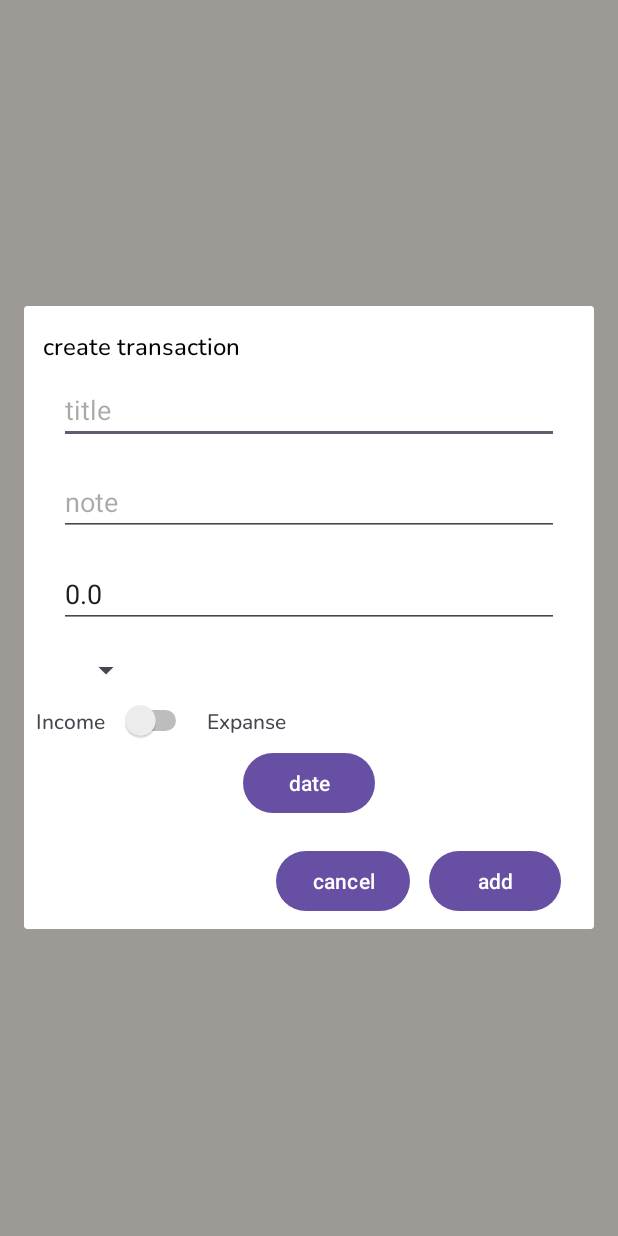
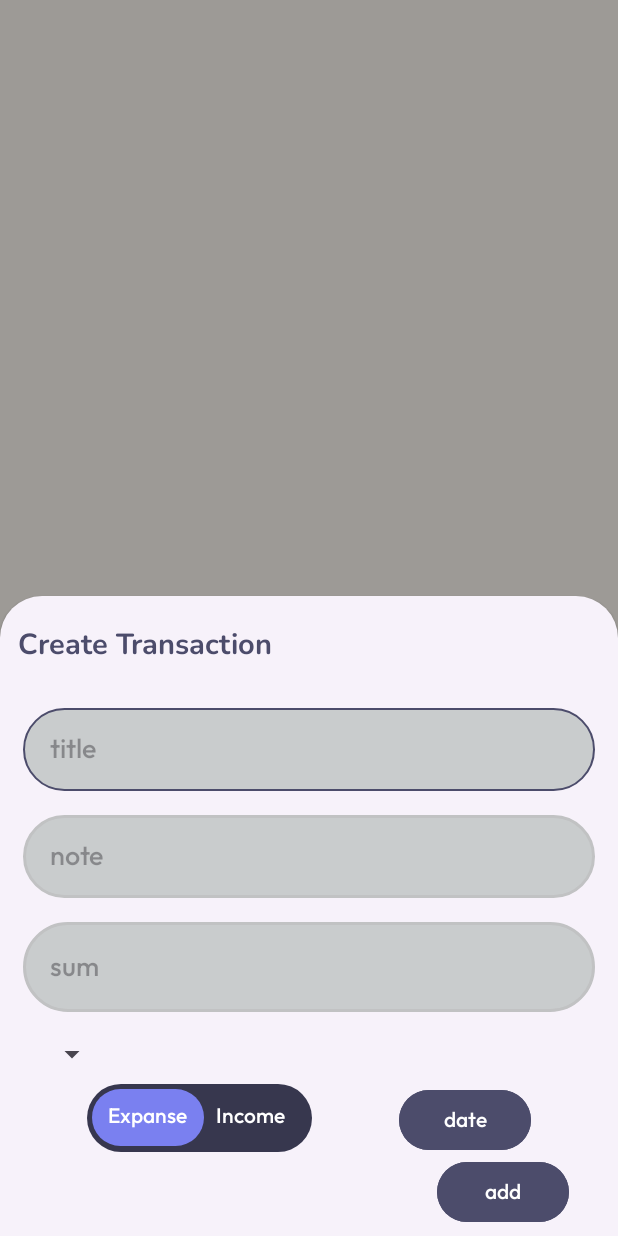
Before and after one commit to Ch-Tima/WalletTracker, an Android app: the fragment AddTransactionDialogFragment placed in its activity, on a phone screen of 412 x 824 dp. Run offline under Robolectric (Android 15) with nearby library versions, the light colour scheme and no system bars; our stand-ins replace RxJava; libraries missing offline, so code that uses them is left out: autodispose2.androidx.lifecycle; 4 statements that could not run were skipped.

Commit message:
refresh-dialog-adding

```diff
--- a/WalletTracker/app/src/main/java/com/chtima/wallettracker/components/Swicher.java
+++ b/WalletTracker/app/src/main/java/com/chtima/wallettracker/components/Swicher.java
@@ -108,7 +108,7 @@ public class Swicher extends ViewGroup {
         addView(thumb);
 
         income = new TextView(getContext());
-        income.setTypeface(context.getResources().getFont(R.font.nunito_medium));
+        income.setTypeface(context.getResources().getFont(R.font.outfit_medium));
         income.setText(R.string.expanse);
         income.setTextColor(getResources().getColor(R.color.white, null));
         income.setGravity(Gravity.CENTER);
@@ -116,7 +116,7 @@ public class Swicher extends ViewGroup {
 
         expanse = new TextView(getContext());
         expanse.setText(R.string.income);
-        expanse.setTypeface(context.getResources().getFont(R.font.nunito_medium));
+        expanse.setTypeface(context.getResources().getFont(R.font.outfit_medium));
         expanse.setTextColor(getResources().getColor(R.color.white, null));
         expanse.setGravity(Gravity.CENTER);
         addView(expanse);
@@ -158,6 +158,10 @@ public class Swicher extends ViewGroup {
         listener.onChangedSelection(isChecked ? TransactionType.INCOME : TransactionType.EXPENSE);
     }
 
+    public boolean isChecked(){
+        return isChecked;
+    }
+
     public interface SwicherListener{
         void onChangedSelection(TransactionType transactionType);
     }
--- a/WalletTracker/app/src/main/java/com/chtima/wallettracker/fragments/AddTransactionDialogFragment.java
+++ b/WalletTracker/app/src/main/java/com/chtima/wallettracker/fragments/AddTransactionDialogFragment.java
@@ -1,11 +1,16 @@
 package com.chtima.wallettracker.fragments;
 
 import android.app.DatePickerDialog;
+import android.content.DialogInterface;
+import android.graphics.Color;
+import android.graphics.drawable.ColorDrawable;
 import android.os.Bundle;
 
 import androidx.fragment.app.DialogFragment;
 import androidx.lifecycle.ViewModelProvider;
 
+import android.view.Gravity;
+import android.view.KeyEvent;
 import android.view.LayoutInflater;
 import android.view.View;
 import android.view.ViewGroup;
@@ -20,11 +25,13 @@ import android.widget.Toast;
 
 import com.chtima.wallettracker.R;
 import com.chtima.wallettracker.adapters.CategorySpinnerAdapter;
+import com.chtima.wallettracker.components.Swicher;
 import com.chtima.wallettracker.models.Category;
 import com.chtima.wallettracker.models.DialogObserver;
 import com.chtima.wallettracker.models.Transaction;
 import com.chtima.wallettracker.models.TransactionType;
 import com.chtima.wallettracker.vm.CategoryViewModel;
+import com.google.android.material.bottomsheet.BottomSheetDialogFragment;
 
 import java.util.ArrayList;
 import java.util.Calendar;
@@ -33,7 +40,7 @@ import java.util.List;
 
 import io.reactivex.rxjava3.disposables.CompositeDisposable;
 
-public class AddTransactionDialogFragment extends DialogFragment {
+public class AddTransactionDialogFragment extends BottomSheetDialogFragment {
 
     private final CompositeDisposable disposable = new CompositeDisposable();
     private final List<Category> categories = new ArrayList<>();
@@ -45,7 +52,7 @@ public class AddTransactionDialogFragment extends DialogFragment {
     private EditText title;
     private EditText note;
     private EditText sum;
-    private Switch type;
+    private Swicher type;
     private Spinner spinnerCategories;
     private DatePickerDialog datePickerDialog;
     private Date dateFromPicker;
@@ -69,11 +76,12 @@ public class AddTransactionDialogFragment extends DialogFragment {
         // Inflate the layout for this fragment
         View view = inflater.inflate(R.layout.fragment_add_transaction_dialog, container, false);
 
-        (view.findViewById(R.id.cancel_button)).setOnClickListener(l -> {
+        getDialog().setOnCancelListener(dialog -> {
             if (dialogObserver != null)
                 dialogObserver.onCancel();
             dismiss();
         });
+
         (view.findViewById(R.id.add_button)).setOnClickListener(l -> {
             if (dialogObserver == null)
                 return;
--- a/WalletTracker/app/src/main/java/com/chtima/wallettracker/fragments/HomeFragment.java
+++ b/WalletTracker/app/src/main/java/com/chtima/wallettracker/fragments/HomeFragment.java
@@ -2,6 +2,7 @@ package com.chtima.wallettracker.fragments;
 
 import android.os.Bundle;
 
+import androidx.appcompat.app.AlertDialog;
 import androidx.fragment.app.Fragment;
 import androidx.lifecycle.ViewModelProvider;
 import androidx.recyclerview.widget.RecyclerView;
@@ -95,6 +96,7 @@ public class HomeFragment extends Fragment {
 
         //ui
         ((ImageButton)view.findViewById(R.id.btn_add)).setOnClickListener(x -> {
+
             addTransactionDialogFragment = AddTransactionDialogFragment.newInstance();
             addTransactionDialogFragment.setSubscribe(new DialogObserver<Transaction>() {
                 @Override
--- /dev/null
+++ b/WalletTracker/app/src/main/res/drawable/custom_input.xml
@@ -0,0 +1,20 @@
+<?xml version="1.0" encoding="utf-8"?>
+<selector xmlns:android="http://schemas.android.com/apk/res/android">
+
+    <item android:state_enabled="true" android:state_focused="true">
+        <shape android:shape="rectangle">
+            <solid android:color="#C9CCCD"/>
+            <corners android:radius="1000dp"/>
+            <stroke android:color="@color/dark_midnight_blue_35" android:width="1dp"/>
+        </shape>
+    </item>
+
+    <item android:state_enabled="true">
+        <shape android:shape="rectangle">
+            <solid android:color="#C9CCCD"/>
+            <corners android:radius="1000dp"/>
+            <stroke android:color="#C1C2C3" android:width="2dp"/>
+        </shape>
+    </item>
+
+</selector>
--- a/WalletTracker/app/src/main/res/drawable/dark_round_layout.xml
+++ b/WalletTracker/app/src/main/res/drawable/dark_round_layout.xml
@@ -2,5 +2,6 @@
 <shape xmlns:android="http://schemas.android.com/apk/res/android"
     android:shape="rectangle">
     <corners android:radius="10dp"/>
-    <solid android:color="@color/silver_sand"/>
+<!--    <solid android:color="@color/silver_sand"/>-->
+    <solid android:color="@color/peach"/>
 </shape>
--- /dev/null
+++ b/WalletTracker/app/src/main/res/drawable/dialog_background.xml
@@ -0,0 +1,5 @@
+<?xml version="1.0" encoding="utf-8"?>
+<shape xmlns:android="http://schemas.android.com/apk/res/android">
+    <solid android:color="@color/light_ashen"/>
+    <corners android:radius="160dp"/>
+</shape>
--- a/WalletTracker/app/src/main/res/layout/fragment_add_transaction_dialog.xml
+++ b/WalletTracker/app/src/main/res/layout/fragment_add_transaction_dialog.xml
@@ -5,7 +5,6 @@
     android:layout_width="match_parent"
     android:layout_height="match_parent"
     android:layout_gravity="center"
-    android:padding="8dp"
     tools:context=".fragments.AddTransactionDialogFragment">
 
 
@@ -18,21 +17,23 @@
             android:layout_width="wrap_content"
             android:layout_height="wrap_content"
             android:text="@string/create_transaction"
-            android:textColor="@android:color/black"
-            android:textSize="16sp"
+            android:textColor="@color/dark_midnight_blue_35"
+            android:fontFamily="@font/nunito_bold"
+            android:textSize="19sp"
             app:layout_constraintBottom_toBottomOf="parent"
             app:layout_constraintEnd_toEndOf="parent"
-            app:layout_constraintHorizontal_bias="0.02"
+            app:layout_constraintHorizontal_bias="0.05"
             app:layout_constraintStart_toStartOf="parent"
             app:layout_constraintTop_toTopOf="parent"
-            app:layout_constraintVertical_bias="0.02" />
+            app:layout_constraintVertical_bias="0.045" />
 
         <androidx.constraintlayout.widget.ConstraintLayout
             android:id="@+id/panel_inputs"
             android:layout_width="match_parent"
             android:layout_height="wrap_content"
-            app:layout_constraintBottom_toTopOf="@+id/type_transaction_layout"
-            app:layout_constraintTop_toBottomOf="@id/title">
+            app:layout_constraintBottom_toTopOf="@id/panel_buttons"
+            app:layout_constraintTop_toBottomOf="@id/title"
+            app:layout_constraintVertical_bias="0.3">
 
             <EditText
                 android:id="@+id/title_transaction"
@@ -42,6 +43,7 @@
                 android:layout_marginVertical="8dp"
                 android:hint="@string/title"
                 app:layout_constraintBottom_toTopOf="@id/note_transaction"
+                app:layout_constraintHorizontal_bias="0.551"
                 app:layout_constraintLeft_toLeftOf="parent"
                 app:layout_constraintRight_toRightOf="parent"
                 app:layout_constraintTop_toTopOf="parent" />
@@ -61,17 +63,15 @@
             <EditText
                 android:id="@+id/sum_transaction"
                 android:layout_width="match_parent"
-                android:layout_height="wrap_content"
+                android:layout_height="60dp"
                 android:layout_marginHorizontal="15dp"
                 android:layout_marginVertical="8dp"
-                android:text="0.0"
                 android:hint="@string/sum"
                 android:inputType="numberDecimal"
                 app:layout_constraintBottom_toTopOf="@id/category_transaction"
                 app:layout_constraintLeft_toLeftOf="parent"
                 app:layout_constraintRight_toRightOf="parent"
-                app:layout_constraintTop_toBottomOf="@id/note_transaction"
-                tools:ignore="HardcodedText" />
+                app:layout_constraintTop_toBottomOf="@id/note_transaction" />
 
             <Spinner
                 android:id="@+id/category_transaction"
@@ -87,75 +87,49 @@
 
         </androidx.constraintlayout.widget.ConstraintLayout>
 
-        <LinearLayout
-            android:id="@+id/type_transaction_layout"
-            android:layout_width="wrap_content"
-            android:layout_height="wrap_content"
-            android:orientation="horizontal"
-            app:layout_constraintBottom_toTopOf="@id/datetime_picker"
-            app:layout_constraintLeft_toLeftOf="parent"
-            app:layout_constraintTop_toBottomOf="@id/panel_inputs">
-
-            <TextView
-                android:layout_width="wrap_content"
-                android:layout_height="wrap_content"
-                android:text="@string/income" />
-
-            <Switch
-                android:id="@+id/type_transaction"
-                android:layout_width="wrap_content"
-                android:layout_height="wrap_content"
-                android:layout_marginHorizontal="10dp"
-                tools:ignore="UseSwitchCompatOrMaterialXml" />
-
-            <TextView
-                android:layout_width="wrap_content"
-                android:layout_height="wrap_content"
-                android:text="@string/expanse" />
-        </LinearLayout>
-
         <androidx.constraintlayout.widget.ConstraintLayout
-            android:id="@+id/datetime_picker"
             android:layout_width="match_parent"
             android:layout_height="wrap_content"
-            android:paddingVertical="4dp"
-            app:layout_constraintBottom_toTopOf="@id/panel_buttons"
-            app:layout_constraintTop_toBottomOf="@id/type_transaction_layout"
-            tools:layout_editor_absoluteX="0dp">
+            app:layout_constraintLeft_toLeftOf="parent"
+            app:layout_constraintTop_toBottomOf="@id/panel_inputs"
+            app:layout_constraintBottom_toTopOf="@id/panel_buttons">
+
+            <com.chtima.wallettracker.components.Swicher
+                android:id="@+id/type_transaction"
+                android:layout_width="150dp"
+                android:layout_height="45dp"
+                app:layout_constraintLeft_toLeftOf="parent"
+                app:layout_constraintTop_toTopOf="parent"
+                app:layout_constraintRight_toLeftOf="@id/date_picker_transaction"/>
+
 
             <Button
                 android:id="@+id/date_picker_transaction"
                 android:layout_width="wrap_content"
                 android:layout_height="wrap_content"
                 android:text="@string/date"
-                app:layout_constraintLeft_toLeftOf="parent"
-                app:layout_constraintRight_toRightOf="parent"
-                app:layout_constraintTop_toTopOf="parent" />
+                app:layout_constraintLeft_toRightOf="@id/type_transaction"
+                app:layout_constraintTop_toTopOf="parent"
+                app:layout_constraintRight_toRightOf="parent"/>
+
         </androidx.constraintlayout.widget.ConstraintLayout>
+
 
         <androidx.constraintlayout.widget.ConstraintLayout
             android:id="@+id/panel_buttons"
             android:layout_width="match_parent"
             android:layout_height="wrap_content"
-            android:paddingTop="13dp"
-            app:layout_constraintBottom_toBottomOf="parent">
-
-            <Button
-                android:id="@+id/cancel_button"
-                android:layout_width="wrap_content"
-                android:layout_height="wrap_content"
-                android:text="@string/cancel"
-                app:layout_constraintHorizontal_bias="0.925"
-                app:layout_constraintLeft_toLeftOf="parent"
-                app:layout_constraintRight_toLeftOf="@id/add_button"
-                app:layout_constraintTop_toTopOf="parent" />
+            app:layout_constraintBottom_toBottomOf="parent"
+            app:layout_constraintTop_toTopOf="parent"
+            app:layout_constraintVertical_bias="0.985">
 
             <Button
                 android:id="@+id/add_button"
                 android:layout_width="wrap_content"
                 android:layout_height="wrap_content"
                 android:text="@string/add"
-                app:layout_constraintHorizontal_bias="0.95"
+                app:layout_constraintBottom_toBottomOf="parent"
+                app:layout_constraintHorizontal_bias="0.9"
                 app:layout_constraintLeft_toLeftOf="parent"
                 app:layout_constraintRight_toRightOf="parent"
                 app:layout_constraintTop_toTopOf="parent" />
--- a/WalletTracker/app/src/main/res/layout/fragment_home.xml
+++ b/WalletTracker/app/src/main/res/layout/fragment_home.xml
@@ -46,7 +46,6 @@
 
             <Button
                 android:id="@+id/balance_btn"
-                style="@style/AppButton"
                 android:layout_width="wrap_content"
                 android:layout_height="wrap_content"
                 android:minWidth="100dp"
--- a/WalletTracker/app/src/main/res/values-night/themes.xml
+++ b/WalletTracker/app/src/main/res/values-night/themes.xml
@@ -4,16 +4,11 @@
         <!-- Customize your light theme here. -->
         <item name="android:statusBarColor">@color/dark_midnight_blue</item>
         <item name="android:windowBackground">@color/light_ashen</item>
+
         <item name="android:textViewStyle">@style/AppTextView</item>
-    </style>
+        <item name="editTextStyle">@style/AppEditText</item>
+        <item name="buttonStyle">@style/AppButton</item>
 
-    <style name="AppButton" parent="Widget.Material3.Button">
-        <item name="android:backgroundTint">@color/dark_midnight_blue_35</item>
-        <item name="android:fontFamily">@font/outfit_medium</item>
-    </style>
-
-    <style name="AppTextView" parent="Widget.AppCompat.TextView">
-        <item name="android:fontFamily">@font/nunito_medium</item>
     </style>
 
     <style name="Theme.WalletTracker" parent="Base.Theme.WalletTracker"/>
--- a/WalletTracker/app/src/main/res/values/strings.xml
+++ b/WalletTracker/app/src/main/res/values/strings.xml
@@ -11,7 +11,7 @@
     <string name="time">time</string>
     <string name="add">add</string>
     <string name="cancel">cancel</string>
-    <string name="create_transaction">create transaction</string>
+    <string name="create_transaction">Create Transaction</string>
     <string name="categories">categories</string>
     <string name="please_select_a_category">Please select a category</string>
     <string name="plus_number">+25624.98$</string>
--- /dev/null
+++ b/WalletTracker/app/src/main/res/values/styles.xml
@@ -0,0 +1,25 @@
+<?xml version="1.0" encoding="utf-8"?>
+<resources>
+
+    <style name="AppTextView" parent="Widget.AppCompat.TextView">
+        <item name="android:fontFamily">@font/nunito_medium</item>
+    </style>
+
+    <style name="AppEditText" parent="Widget.AppCompat.EditText">
+        <item name="android:background">@drawable/custom_input</item>
+        <item name="android:paddingLeft">18dp</item>
+        <item name="android:height">55dp</item>
+        <item name="fontFamily">@font/outfit_medium</item>
+    </style>
+
+    <style name="AppButton" parent="Widget.Material3.Button">
+        <item name="android:backgroundTint">@color/dark_midnight_blue_35</item>
+        <item name="android:fontFamily">@font/outfit_medium</item>
+    </style>
+
+    <style name="AppBottomSheetDialog" parent="ThemeOverlay.Material3.BottomSheetDialog">
+        <item name="materialButtonStyle">@style/AppButton</item>
+        <item name="buttonStyle">@style/AppButton</item>
+    </style>
+
+</resources>
--- a/WalletTracker/app/src/main/res/values/themes.xml
+++ b/WalletTracker/app/src/main/res/values/themes.xml
@@ -4,16 +4,12 @@
         <!-- Customize your light theme here. -->
         <item name="android:statusBarColor">@color/dark_midnight_blue</item>
         <item name="android:windowBackground">@color/light_ashen</item>
+
         <item name="android:textViewStyle">@style/AppTextView</item>
-    </style>
+        <item name="editTextStyle">@style/AppEditText</item>
+        <item name="materialButtonStyle">@style/AppButton</item>
+        <item name="bottomSheetDialogTheme">@style/AppBottomSheetDialog</item>
 
-    <style name="AppButton" parent="Widget.Material3.Button">
-        <item name="android:backgroundTint">@color/dark_midnight_blue_35</item>
-        <item name="android:fontFamily">@font/outfit_medium</item>
-    </style>
-
-    <style name="AppTextView" parent="Widget.AppCompat.TextView">
-        <item name="android:fontFamily">@font/nunito_medium</item>
     </style>
 
     <style name="Theme.WalletTracker" parent="Base.Theme.WalletTracker"/>
```
Also changed, not shown: WalletTracker/gradle/libs.versions.toml (+4 -4 lines).
